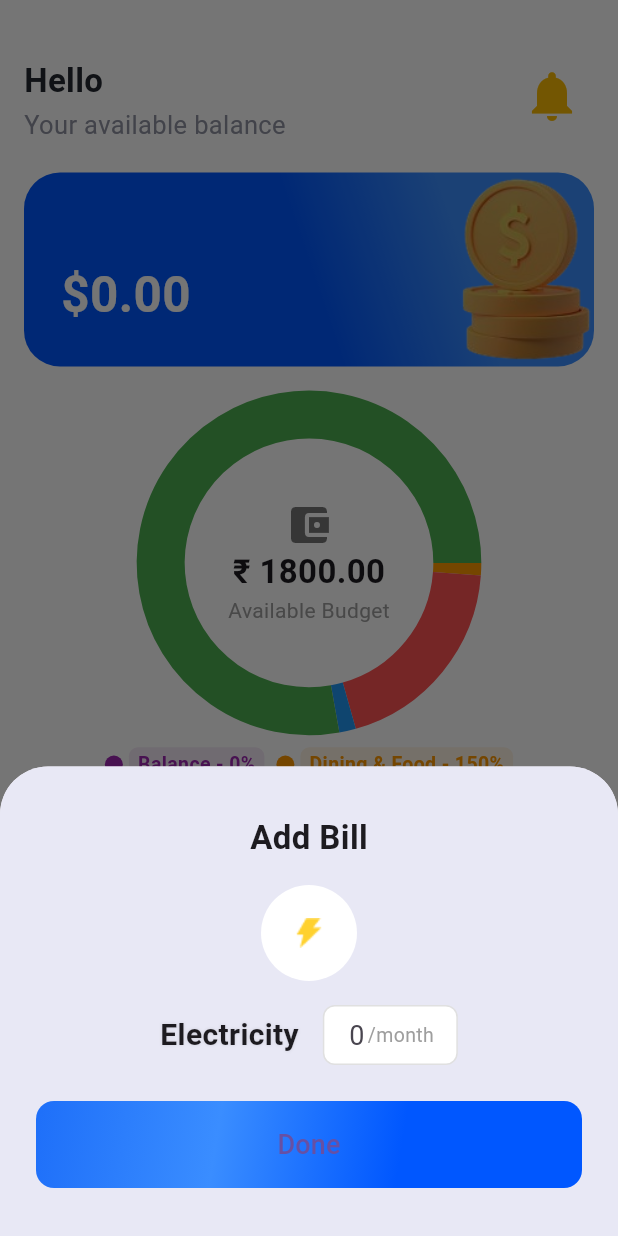
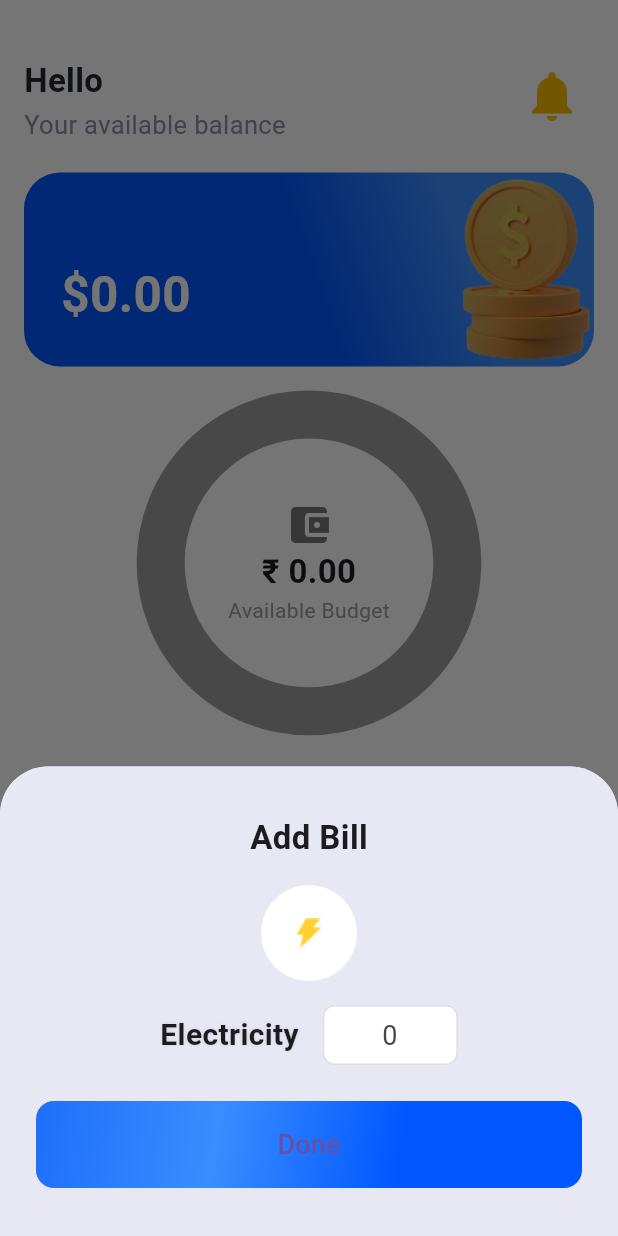
Before and after one commit to kareemtoson12/expenseApp, a Flutter app: the HomeScreen screen opened by its route, after a tap on "Electricity", on a phone screen of 412 x 824 dp. Run offline on Flutter 3.47's test engine with Material 3 defaults, Android fonts, the phone set to English and light mode, and no system bars; drawn by our look-alikes of pie_chart; our stand-ins replace dio, equatable, flutter_bloc, flutter_svg, get_it, hive and 4 more; accounts and stored records are empty; generated files the repository leaves out were written again.

Commit message:
home deployment done

```diff
--- a/lib/app/routing/routing.dart
+++ b/lib/app/routing/routing.dart
@@ -1,23 +1,53 @@
+import 'package:expense/app/di/injection_container.dart';
+import 'package:expense/domain/usecase/exprense_usecase.dart';
 import 'package:expense/presentation/auth/login/login_view.dart';
+import 'package:expense/presentation/home/cubit/expense_cubit.dart';
 import 'package:expense/presentation/home/home_screen.dart';
 import 'package:flutter/material.dart';
+import 'package:flutter_bloc/flutter_bloc.dart';
 import '../../presentation/splash/splash_view.dart';
 import '../../presentation/onboarding/onboarding_view.dart';
 import '../../presentation/auth/signup/signup_view.dart';
 import 'routes.dart';
+import 'package:expense/presentation/home/all_expenses_screen.dart';
 
 Route<dynamic> generateRoute(RouteSettings settings) {
   switch (settings.name) {
     case AppRoutes.splash:
       return MaterialPageRoute(builder: (_) => const SplashView());
     case AppRoutes.home:
-      return MaterialPageRoute(builder: (_) => const HomeScreen());
+      return MaterialPageRoute(
+        builder: (_) => BlocProvider(
+          create: (_) => ExpenseCubit(
+            clearAllExpensesUseCase: sl<ClearAllExpenses>(),
+            addExpenseUseCase: sl<AddExpense>(),
+            getAllExpensesUseCase: sl<GetAllExpenses>(),
+            deleteExpenseUseCase: sl<DeleteExpense>(),
+            updateExpenseUseCase: sl<UpdateExpense>(),
+          )..init(), // ⬅️  دالة واحدة تُحمّل prefs ثم المصروفات بالترتيب
+          child: const HomeScreen(),
+        ),
+      );
+
     case AppRoutes.onboarding:
       return MaterialPageRoute(builder: (_) => const OnboardingView());
     case AppRoutes.login:
       return MaterialPageRoute(builder: (_) => LoginView());
     case AppRoutes.signup:
       return MaterialPageRoute(builder: (_) => const SignupView());
+    case '/all_expenses':
+      return MaterialPageRoute(
+        builder: (_) => BlocProvider(
+          create: (_) => ExpenseCubit(
+            clearAllExpensesUseCase: sl<ClearAllExpenses>(),
+            addExpenseUseCase: sl<AddExpense>(),
+            getAllExpensesUseCase: sl<GetAllExpenses>(),
+            deleteExpenseUseCase: sl<DeleteExpense>(),
+            updateExpenseUseCase: sl<UpdateExpense>(),
+          )..init(),
+          child: const AllExpensesScreen(),
+        ),
+      );
     default:
       return MaterialPageRoute(
         builder: (_) =>
--- a/lib/data/local_db/Expense_local_db.dart
+++ b/lib/data/local_db/Expense_local_db.dart
@@ -23,4 +23,9 @@ class ExpenseLocalDataSource {
     final box = await Hive.openBox<Expense>(boxName);
     await box.put(key, expense);
   }
+
+  Future<void> clearAllExpenses() async {
+    final box = await Hive.openBox<Expense>(boxName);
+    await box.clear();
+  }
 }
--- a/lib/data/repo_impl/expense_repo_impl.dart
+++ b/lib/data/repo_impl/expense_repo_impl.dart
@@ -20,4 +20,7 @@ class ExpenseRepositoryImpl implements ExpenseRepository {
   @override
   Future<void> updateExpense(int key, Expense expense) =>
       localDataSource.updateExpense(key, expense);
+
+  @override
+  Future<void> clearAllExpenses() => localDataSource.clearAllExpenses();
 }
--- a/lib/domain/repo/exprense_repo.dart
+++ b/lib/domain/repo/exprense_repo.dart
@@ -5,4 +5,5 @@ abstract class ExpenseRepository {
   Future<List<Expense>> getAllExpenses();
   Future<void> deleteExpense(int key);
   Future<void> updateExpense(int key, Expense expense);
+  Future<void> clearAllExpenses();
 }
--- a/lib/domain/usecase/exprense_usecase.dart
+++ b/lib/domain/usecase/exprense_usecase.dart
@@ -26,5 +26,13 @@ class UpdateExpense {
   final ExpenseRepository repository;
   UpdateExpense(this.repository);
 
-  Future<void> call(int key, Expense expense) => repository.updateExpense(key, expense);
+  Future<void> call(int key, Expense expense) =>
+      repository.updateExpense(key, expense);
 }
+
+class ClearAllExpenses {
+  final ExpenseRepository repository;
+  ClearAllExpenses(this.repository);
+
+  Future<void> call() => repository.clearAllExpenses();
+}
--- a/lib/presentation/home/cubit/expense_cubit.dart
+++ b/lib/presentation/home/cubit/expense_cubit.dart
@@ -1,6 +1,7 @@
 import 'package:expense/domain/models/expense_model.dart';
 import 'package:expense/domain/usecase/exprense_usecase.dart';
 import 'package:flutter_bloc/flutter_bloc.dart';
+import 'package:shared_preferences/shared_preferences.dart';
 
 import 'expense_state.dart';
 
@@ -9,13 +10,60 @@ class ExpenseCubit extends Cubit<ExpenseState> {
   final GetAllExpenses getAllExpensesUseCase;
   final DeleteExpense deleteExpenseUseCase;
   final UpdateExpense updateExpenseUseCase;
+  final ClearAllExpenses clearAllExpensesUseCase;
 
   ExpenseCubit({
+    required this.clearAllExpensesUseCase,
     required this.addExpenseUseCase,
     required this.getAllExpensesUseCase,
     required this.deleteExpenseUseCase,
     required this.updateExpenseUseCase,
   }) : super(ExpenseInitial());
+
+  // بيانات المستخدم
+  String userNameFromPrefs = '';
+  double incomeFromPrefs = 0.0;
+
+  /* -------------------------------------------------------------------- */
+  /*                         public API                                    */
+  /* -------------------------------------------------------------------- */
+
+  /// يُستدعى مرّة واحدة بعد إنشاء الكيوبت
+  Future<void> init() async {
+    await _loadUserPrefs();
+    await loadExpenses(); // يستدعي emit داخليًا
+  }
+
+  Future<void> addExpense(Expense expense) async {
+    await addExpenseUseCase(expense);
+    await loadExpenses(); // يعيد البناء تلقائيًا
+  }
+
+  Future<void> deleteExpense(int key) async {
+    await deleteExpenseUseCase(key);
+    await loadExpenses();
+  }
+
+  Future<void> updateExpense(int key, Expense expense) async {
+    await updateExpenseUseCase(key, expense);
+    await loadExpenses();
+  }
+
+  Future<void> clearAllExpenses() async {
+    await clearAllExpensesUseCase();
+    await loadExpenses();
+  }
+
+  /* -------------------------------------------------------------------- */
+  /*                         internal helpers                              */
+  /* -------------------------------------------------------------------- */
+
+  Future<void> _loadUserPrefs() async {
+    final prefs = await SharedPreferences.getInstance();
+    userNameFromPrefs = prefs.getString('name') ?? '';
+    final incomeStr = prefs.getString('monthly_income') ?? '0';
+    incomeFromPrefs = double.tryParse(incomeStr) ?? 0.0;
+  }
 
   Future<void> loadExpenses() async {
     emit(ExpenseLoading());
@@ -30,19 +78,4 @@ class ExpenseCubit extends Cubit<ExpenseState> {
       emit(ExpenseError(e.toString()));
     }
   }
-
-  Future<void> addExpense(Expense expense) async {
-    await addExpenseUseCase(expense);
-    await loadExpenses();
-  }
-
-  Future<void> deleteExpense(int key) async {
-    await deleteExpenseUseCase(key);
-    await loadExpenses();
-  }
-
-  Future<void> updateExpense(int key, Expense expense) async {
-    await updateExpenseUseCase(key, expense);
-    await loadExpenses();
-  }
 }
--- a/lib/presentation/home/home_screen.dart
+++ b/lib/presentation/home/home_screen.dart
@@ -1,94 +1,106 @@
-import 'package:expense/app/styles/text_styles.dart';
+import 'package:expense/presentation/home/cubit/expense_cubit.dart';
+import 'package:expense/presentation/home/cubit/expense_state.dart';
+import 'package:expense/presentation/home/widgets/balance_card.dart';
+import 'package:expense/presentation/home/widgets/budget_pie_chart.dart';
+import 'package:expense/presentation/home/widgets/custom_bottom_nav_bar.dart';
+import 'package:expense/presentation/home/widgets/home_header.dart';
+import 'package:expense/presentation/home/widgets/information_list_grid.dart';
+import 'package:flutter/material.dart';
+import 'package:flutter_bloc/flutter_bloc.dart';
 
-import 'package:flutter/material.dart';
-
-import 'widgets/custom_bottom_nav_bar.dart';
-import 'package:shared_preferences/shared_preferences.dart';
-import 'widgets/home_header.dart';
-import 'widgets/balance_card.dart';
-import 'widgets/budget_pie_chart.dart';
-import 'widgets/information_list_grid.dart';
-
-class HomeScreen extends StatefulWidget {
+class HomeScreen extends StatelessWidget {
   const HomeScreen({super.key});
 
   @override
-  State<HomeScreen> createState() => _HomeScreenState();
-}
-
-class _HomeScreenState extends State<HomeScreen> {
-  int _selectedNav = 0;
-  String _userName = '';
-  double _balance = 0.0;
-
-  @override
-  void initState() {
-    super.initState();
-    _loadUserData();
-  }
-
-  Future<void> _loadUserData() async {
-    final prefs = await SharedPreferences.getInstance();
-    setState(() {
-      _userName = prefs.getString('name') ?? '';
-      _balance =
-          double.tryParse(prefs.getString('monthly_income') ?? '') ?? 0.0;
-    });
-  }
-
-  @override
   Widget build(BuildContext context) {
-    final width = MediaQuery.of(context).size.width;
     return Scaffold(
       backgroundColor: Colors.white,
-
       body: SafeArea(
         child: Padding(
           padding: const EdgeInsets.all(16.0),
-          child: SingleChildScrollView(
+          child: BlocBuilder<ExpenseCubit, ExpenseState>(
+            builder: (context, state) {
+              final cubit = context.read<ExpenseCubit>();
+              final income = cubit.incomeFromPrefs;
+
+              double spent = 0;
+              final List<String> allCategories = [
+                'Food',
+                'Internet',
+                'Gas',
+                'Shopping',
+                'Home',
+                'Water',
+                'Electricity',
+                'Uber',
+                'Zakat',
+                'Cashback',
+                'Wifi',
+                'Person',
+                'More', // add all your categories here
+              ];
+              final Map<String, double> dataMap = {
+                for (var cat in allCategories) cat: 0.0,
+              };
+
+              if (state is ExpenseLoaded) {
+                final expenses = state.expenses;
+
+                if (expenses.isEmpty) {
+                  // Only show balance if no expenses
+                  dataMap['Balance'] = income;
+                } else {
+                  for (final e in expenses) {
+                    spent += e.amount;
+                    dataMap.update(
+                      e.category,
+                      (val) => val + e.amount,
+                      ifAbsent: () => e.amount,
+                    );
+                  }
+                  // Update Balance after subtracting expenses
+                  dataMap['Balance'] = income - spent;
+                }
+              } else {
+                // If not loaded, show only balance
+                dataMap['Balance'] = income;
+              }
+
+              return SingleChildScrollView(
                 child: Column(
                   crossAxisAlignment: CrossAxisAlignment.start,
                   children: [
                     const SizedBox(height: 20),
-                // Header
                     HomeHeader(
-                  userName: _userName,
-                  onNotificationPressed: () {
-                    // Handle notification tap
-                  },
+                      userName: cubit.userNameFromPrefs,
+                      onNotificationPressed: () {},
                     ),
                     const SizedBox(height: 20),
                     BalanceCard(
-                  balance: _balance,
+                      balance: income,
                       percent: 2.70,
                       percentLabel: 'Today',
                       imageAsset: 'assets/png/monyWhiteBackGround.png',
                     ),
                     const SizedBox(height: 24),
                     BudgetPieChart(
-                  dataMap: {
-                    'Balance': _balance,
-                    'Dining & Food': 150,
-                    'Internet': 2500,
-                    'Shopping': 200,
-                    'Others': 10000,
-                  },
-                  totalBudget: 1800.0,
+                      dataMap: dataMap,
+                      availableBalance: dataMap['Balance'] ?? 0,
                     ),
                     const SizedBox(height: 15),
-                InformationListGrid(),
+                    const InformationListGrid(),
                   ],
+                ),
+              );
+            },
           ),
         ),
       ),
-      ),
-      bottomNavigationBar: CustomBottomNavBar(
-        selectedIndex: _selectedNav,
-        onTap: (i) => setState(() => _selectedNav = i),
-        onFabTap: () {
-          // Handle FAB action
-        },
-      ),
+      /*  bottomNavigationBar: CustomBottomNavBar(
+        selectedIndex: 0,
+        onTap: (i) {},
+        onFabTap: () {},
+      ), */
     );
   }
 }
--- a/lib/presentation/home/widgets/add_bill_bottom_sheet.dart
+++ b/lib/presentation/home/widgets/add_bill_bottom_sheet.dart
@@ -63,7 +63,7 @@ class AddBillBottomSheet extends StatelessWidget {
                   mainAxisAlignment: MainAxisAlignment.center,
                   children: [
                     SizedBox(
-                      width: 14,
+                      width: 60,
                       child: TextField(
                         controller: controller,
                         keyboardType: TextInputType.number,
@@ -76,10 +76,6 @@ class AddBillBottomSheet extends StatelessWidget {
                         style: const TextStyle(fontSize: 18),
                         textAlign: TextAlign.center,
                       ),
-                    ),
-                    const Text(
-                      '/month',
-                      style: TextStyle(fontSize: 13, color: Colors.grey),
                     ),
                   ],
                 ),
@@ -105,7 +101,10 @@ class AddBillBottomSheet extends StatelessWidget {
                   ),
                   padding: const EdgeInsets.symmetric(vertical: 16),
                 ),
-                onPressed: onDone,
+                onPressed: () {
+                  final amount = double.tryParse(controller.text);
+                  Navigator.pop(context, amount);
+                },
                 child: const Text('Done', style: TextStyle(fontSize: 18)),
               ),
             ),
--- a/lib/presentation/home/widgets/balance_card.dart
+++ b/lib/presentation/home/widgets/balance_card.dart
@@ -36,7 +36,7 @@ class BalanceCard extends StatelessWidget {
             children: [
               SizedBox(height: size.height * 0.04),
               Text(
-                '\$${balance.toStringAsFixed(2)}',
+                '\$${balance.clamp(0, double.infinity).toStringAsFixed(2)}',
                 style: TextStyle(
                   color: Colors.white,
                   fontSize: fontSize,
--- a/lib/presentation/home/widgets/budget_pie_chart.dart
+++ b/lib/presentation/home/widgets/budget_pie_chart.dart
@@ -3,17 +3,18 @@ import 'package:pie_chart/pie_chart.dart';
 
 class BudgetPieChart extends StatelessWidget {
   final Map<String, double> dataMap;
-  final double totalBudget;
+  final double availableBalance;
 
   const BudgetPieChart({
     Key? key,
     required this.dataMap,
-    required this.totalBudget,
+    required this.availableBalance,
   }) : super(key: key);
 
   @override
   Widget build(BuildContext context) {
     final colorList = <Color>[
+      Colors.blue,
       Colors.purple,
       Colors.orange,
       Colors.redAccent,
@@ -23,6 +24,33 @@ class BudgetPieChart extends StatelessWidget {
 
     return Column(
       children: [
+        if (dataMap.length == 1 && dataMap.containsKey('Balance'))
+          Column(
+            children: [
+              const Icon(
+                Icons.account_balance_wallet,
+                size: 32,
+                color: Colors.black54,
+              ),
+              Text(
+                '₹ ${availableBalance.clamp(0, double.infinity).toStringAsFixed(2)}',
+                style: const TextStyle(
+                  fontWeight: FontWeight.bold,
+                  fontSize: 22,
+                ),
+              ),
+              const Text(
+                'Available Budget',
+                style: TextStyle(color: Colors.grey, fontSize: 14),
+              ),
+              const SizedBox(height: 16),
+              const Text(
+                'No expenses yet',
+                style: TextStyle(color: Colors.grey, fontSize: 16),
+              ),
+            ],
+          )
+        else ...[
           PieChart(
             dataMap: dataMap,
             animationDuration: const Duration(milliseconds: 1200),
@@ -31,7 +59,9 @@ class BudgetPieChart extends StatelessWidget {
             chartRadius: MediaQuery.of(context).size.width * 0.48,
             colorList: colorList,
             legendOptions: const LegendOptions(showLegends: false),
-          chartValuesOptions: const ChartValuesOptions(showChartValues: false),
+            chartValuesOptions: const ChartValuesOptions(
+              showChartValues: false,
+            ),
             centerWidget: Column(
               mainAxisAlignment: MainAxisAlignment.center,
               children: [
@@ -41,7 +71,7 @@ class BudgetPieChart extends StatelessWidget {
                   color: Colors.black54,
                 ),
                 Text(
-                '₹ ${totalBudget.toStringAsFixed(2)}',
+                  '₹ ${availableBalance.clamp(0, double.infinity).toStringAsFixed(2)}',
                   style: const TextStyle(
                     fontWeight: FontWeight.bold,
                     fontSize: 22,
@@ -58,7 +88,9 @@ class BudgetPieChart extends StatelessWidget {
           Wrap(
             spacing: 8,
             runSpacing: 8,
-          children: dataMap.entries.map((entry) {
+            children: dataMap.entries.where((entry) => entry.value > 0).map((
+              entry,
+            ) {
               final color =
                   colorList[dataMap.keys.toList().indexOf(entry.key) %
                       colorList.length];
@@ -77,7 +109,7 @@ class BudgetPieChart extends StatelessWidget {
                       borderRadius: BorderRadius.circular(6),
                     ),
                     child: Text(
-                    '${entry.key} - ${entry.value.toInt()}%',
+                      '${entry.key} - ${entry.value.toStringAsFixed(0)}', // or show amount, not percent
                       style: TextStyle(
                         color: color,
                         fontWeight: FontWeight.w600,
@@ -90,6 +122,7 @@ class BudgetPieChart extends StatelessWidget {
             }).toList(),
           ),
         ],
+      ],
     );
   }
 }
--- a/lib/presentation/home/widgets/information_list_grid.dart
+++ b/lib/presentation/home/widgets/information_list_grid.dart
@@ -1,5 +1,9 @@
+import 'package:expense/domain/models/expense_model.dart';
+import 'package:expense/presentation/home/cubit/expense_cubit.dart';
+import 'package:expense/presentation/home/widgets/add_bill_bottom_sheet.dart';
 import 'package:flutter/material.dart';
-import 'add_bill_bottom_sheet.dart';
+import 'package:flutter_bloc/flutter_bloc.dart';
+import 'package:expense/presentation/home/all_expenses_screen.dart';
 
 class InformationListGrid extends StatelessWidget {
   const InformationListGrid({Key? key}) : super(key: key);
@@ -30,7 +34,9 @@ class InformationListGrid extends StatelessWidget {
                 style: TextStyle(fontWeight: FontWeight.bold, fontSize: 18),
               ),
               TextButton(
-                onPressed: () {},
+                onPressed: () {
+                  Navigator.of(context).pushNamed('/all_expenses');
+                },
                 child: const Text(
                   'View',
                   style: TextStyle(fontWeight: FontWeight.w500),
@@ -53,9 +59,10 @@ class InformationListGrid extends StatelessWidget {
           itemBuilder: (context, index) {
             final item = categories[index];
             return GestureDetector(
-              onTap: () {
+              onTap: () async {
                 final controller = TextEditingController();
-                showModalBottomSheet(
+
+                final amount = await showModalBottomSheet<double>(
                   context: context,
                   isScrollControlled: true,
                   shape: const RoundedRectangleBorder(
@@ -72,12 +79,27 @@ class InformationListGrid extends StatelessWidget {
                       iconAsset: item['icon']!,
                       controller: controller,
                       onDone: () {
-                        // Handle done action
-                        Navigator.pop(context);
+                        final value = double.tryParse(controller.text);
+                        if (value != null && value > 0) {
+                          Navigator.pop(context, value);
+                        } else {
+                          Navigator.pop(context);
+                        }
                       },
                     ),
                   ),
                 );
+
+                if (amount != null && amount > 0) {
+                  final cubit = context.read<ExpenseCubit>();
+                  final expense = Expense(
+                    category: item['label']!,
+                    amount: amount,
+
+                    date: DateTime.now(),
+                  );
+                  await cubit.addExpense(expense);
+                }
               },
               child: Column(
                 mainAxisSize: MainAxisSize.min,
```
Also changed, not shown: lib/app/di/injection_container.dart (+6 -4 lines), lib/presentation/home/all_expenses_screen.dart (added, +150 -0 lines), lib/presentation/home/widgets/home_header.dart (+27 -1 lines). Lines whose indentation alone changed are shown as unchanged.
